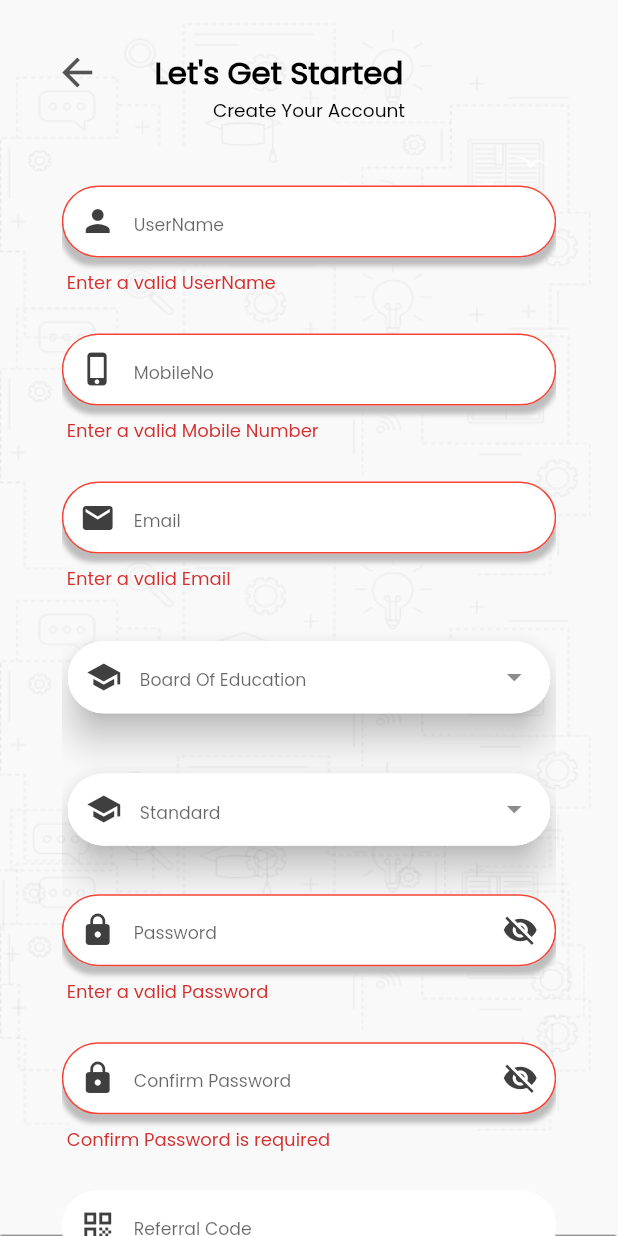
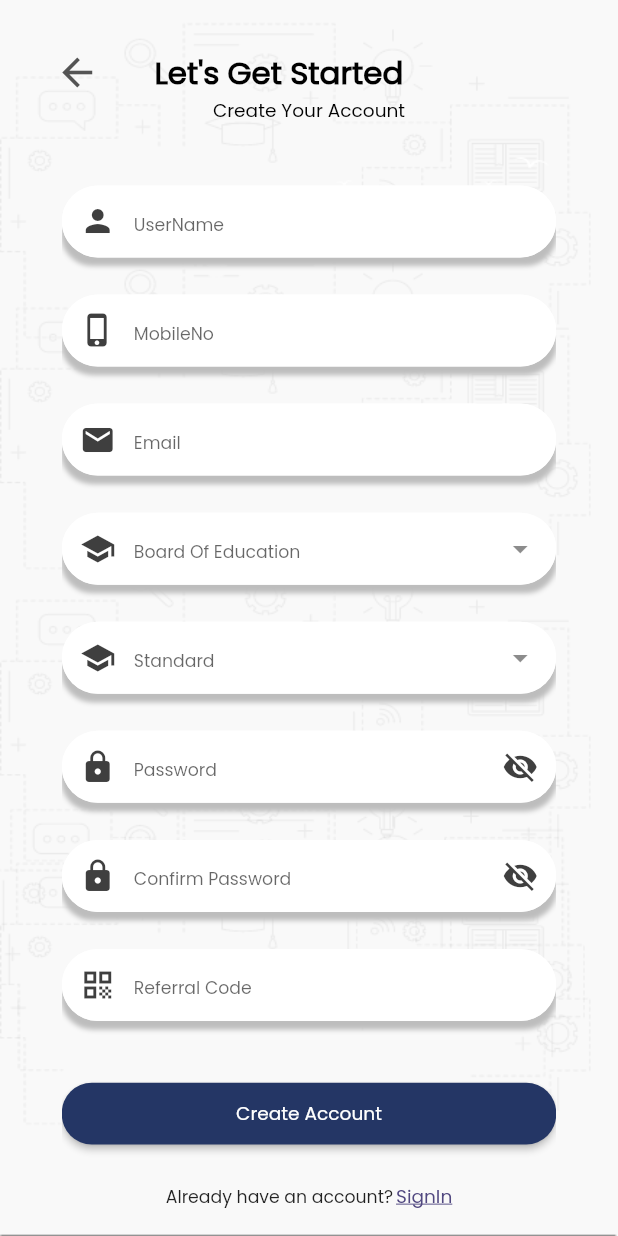
Before and after one commit to malathimahendran/Tution-Legend, a Flutter app: the Register screen opened directly, on a phone screen of 412 x 824 dp. Run offline on Flutter 3.47's test engine with Material 2 defaults, Android fonts, the light colour scheme and no system bars; drawn by our look-alikes of select_form_field; our stand-ins replace auto_size_text, carousel_slider, curved_navigation_bar, firebase_auth, firebase_core, firebase_messaging and 15 more; missing offline and left inert: flutter_windowmanager, platform_device_id, razorpay_flutter, telephony, twilio_phone_verify, youtube_explode_dart; accounts and stored records are empty; network calls fail; Roboto replaces fonts that are missing (poppins).

Commit message:
register validation added

```diff
--- a/lib/HomePage/changepassword.dart
+++ b/lib/HomePage/changepassword.dart
@@ -63,7 +63,7 @@ class _PasswordchangeState extends State<Passwordchange> {
         final snackBar = SnackBar(
           backgroundColor: Colors.red,
           content: Text(
-              'Please use registered mail Id & Please Check your current password'),
+              'Please check your password & Please use registered mail id'),
           duration: Duration(seconds: 1),
           behavior: SnackBarBehavior.floating,
           shape: RoundedRectangleBorder(
--- a/lib/Login/loginpage.dart
+++ b/lib/Login/loginpage.dart
@@ -584,7 +584,7 @@ class _LoginPageState extends State<LoginPage> {
                                   ),
                                   InkWell(
                                     onTap: () {
-                                      Navigator.popAndPushNamed(
+                                      Navigator.pushNamed(
                                           context, AllRouteNames.registerpage,
                                           arguments: ArgumentPass(
                                             deviceId: finalDeviceId,
--- a/lib/Register/register.dart
+++ b/lib/Register/register.dart
@@ -71,6 +71,7 @@ class _RegisterState extends State<Register> {
   var classId;
   var fcm_token;
   var formKey = GlobalKey<FormState>();
+  //  String _valueToValidate = '';
   List<Map<String, dynamic>> items = [];
   List<Map<String, dynamic>> itemclass = [];
   String? originalGoogleId;
@@ -500,7 +501,7 @@ class _RegisterState extends State<Register> {
         ),
         child: Form(
           key: formKey,
-          autovalidate: true,
+          // autovalidate: true,
           child: Column(
             children: [
               Container(
@@ -514,8 +515,7 @@ class _RegisterState extends State<Register> {
                             width: width * 0.25,
                             child: InkWell(
                               onTap: () {
-                                Navigator.popAndPushNamed(
-                                    context, '/loginpage');
+                                Navigator.pop(context);
                               },
                               child: Icon(
                                 Icons.arrow_back,
@@ -606,7 +606,9 @@ class _RegisterState extends State<Register> {
                           controller: email,
                           icon: Icon(Icons.email, color: HexColor('#3F3F3F')),
                           validator: (value) {
-                            if (value.isEmpty) {
+                            if (value.isEmpty ||
+                                !RegExp(r"^[a-zA-Z0-9.a-zA-Z0-9.!#$%&'*+-/=?^_`{|}~]+@[a-zA-Z0-9]+\.[a-zA-Z]+")
+                                    .hasMatch(value)) {
                               return 'Enter a valid Email';
                             }
                             return null;
@@ -615,15 +617,23 @@ class _RegisterState extends State<Register> {
                         SizedBox(
                           height: ((height - status)) * 0.03,
                         ),
-                        Container(
-                          width: width * 0.8,
-                          height: height * 0.077,
-                          alignment: Alignment.center,
-                          child: Card(
-                            elevation: 10,
-                            shape: RoundedRectangleBorder(
-                                borderRadius: BorderRadius.circular(40.0)),
-                            child: SelectFormField(
+                        Stack(
+                          children: [
+                            Container(
+                              height: height * 0.05,
+                              width: width * 0.8,
+                              decoration: BoxDecoration(
+                                  borderRadius: BorderRadius.circular(40.0),
+                                  boxShadow: [
+                                    BoxShadow(
+                                        color: Colors.grey.shade400,
+                                        blurRadius: 2.0,
+                                        spreadRadius: 0.6,
+                                        offset: Offset(0, 12))
+                                  ]),
+                            ),
+                            SelectFormField(
+                              // autovalidate: true,
                               type: SelectFormFieldType.dropdown,
                               controller: boardController,
                               onChanged: (val) {
@@ -635,6 +645,13 @@ class _RegisterState extends State<Register> {
                               },
                               changeIcon: true,
                               items: items,
+
+                              validator: (value) {
+                                if (value!.isEmpty) {
+                                  return 'Please choose board of education';
+                                }
+                                return null;
+                              },
                               decoration: InputDecoration(
                                   contentPadding: EdgeInsets.zero,
                                   // constraints: BoxConstraints(
@@ -677,10 +694,22 @@ class _RegisterState extends State<Register> {
                                     borderSide:
                                         BorderSide(color: Color(0xF227DEBF)),
                                   ),
+                                  focusedErrorBorder: OutlineInputBorder(
+                                    borderRadius:
+                                        BorderRadius.all(Radius.circular(40.0)),
+                                    borderSide:
+                                        BorderSide(color: Colors.red, width: 1),
+                                  ),
+                                  errorBorder: OutlineInputBorder(
+                                    borderRadius:
+                                        BorderRadius.all(Radius.circular(40.0)),
+                                    borderSide:
+                                        BorderSide(color: Colors.red, width: 1),
+                                  ),
                                   prefixIcon: Icon(Icons.school,
                                       color: HexColor('#3F3F3F'))),
                             ),
-                          ),
+                          ],
                         ),
                         // Textfield(
                         //     read: true,
@@ -691,15 +720,22 @@ class _RegisterState extends State<Register> {
                         SizedBox(
                           height: ((height - status)) * 0.03,
                         ),
-                        Container(
-                          width: width * 0.8,
-                          height: height * 0.077,
-                          alignment: Alignment.center,
-                          child: Card(
-                            elevation: 10,
-                            shape: RoundedRectangleBorder(
-                                borderRadius: BorderRadius.circular(40.0)),
-                            child: SelectFormField(
+                        Stack(
+                          children: [
+                            Container(
+                              height: height * 0.05,
+                              width: width * 0.8,
+                              decoration: BoxDecoration(
+                                  borderRadius: BorderRadius.circular(40.0),
+                                  boxShadow: [
+                                    BoxShadow(
+                                        color: Colors.grey.shade400,
+                                        blurRadius: 2.0,
+                                        spreadRadius: 0.6,
+                                        offset: Offset(0, 12))
+                                  ]),
+                            ),
+                            SelectFormField(
                               enabled: itemclass.isEmpty ? false : true,
                               // autofocus: false,
                               autocorrect: true,
@@ -713,6 +749,12 @@ class _RegisterState extends State<Register> {
                               controller: itemclass.isEmpty ? null : standard,
                               changeIcon: true,
                               items: itemclass,
+                              validator: (value) {
+                                if (value!.isEmpty) {
+                                  return 'Please choose standard';
+                                }
+                                return null;
+                              },
                               decoration: InputDecoration(
                                   contentPadding: EdgeInsets.zero,
                                   hintText: 'Standard',
@@ -750,10 +792,22 @@ class _RegisterState extends State<Register> {
                                     borderSide:
                                         BorderSide(color: Color(0xF227DEBF)),
                                   ),
+                                  focusedErrorBorder: OutlineInputBorder(
+                                    borderRadius:
+                                        BorderRadius.all(Radius.circular(40.0)),
+                                    borderSide:
+                                        BorderSide(color: Colors.red, width: 1),
+                                  ),
+                                  errorBorder: OutlineInputBorder(
+                                    borderRadius:
+                                        BorderRadius.all(Radius.circular(40.0)),
+                                    borderSide:
+                                        BorderSide(color: Colors.red, width: 1),
+                                  ),
                                   prefixIcon: Icon(Icons.school,
                                       color: HexColor('#3F3F3F'))),
                             ),
-                          ),
+                          ],
                         ),
                         Visibility(
                             visible: widget.googleuser == null ? true : false,
@@ -843,7 +897,9 @@ class _RegisterState extends State<Register> {
                           height: height * 0.05,
                           child: ElevatedButton(
                               onPressed: () {
-                                validateMobileNumberApi();
+                                if (formKey.currentState!.validate()) {
+                                  validateMobileNumberApi();
+                                }
                                 // registerApi();
                                 // sendCode();
                               },
@@ -1132,7 +1188,8 @@ class Textfield extends StatelessWidget {
         TextFormField(
           textCapitalization: textCapitalization,
           validator: validator,
-          autovalidateMode: AutovalidateMode.onUserInteraction,
+          // autovalidateMode: AutovalidateMode.onUserInteraction,
+          // autovalidate: true,
           obscureText: obscuretext,
           keyboardType: type,
           controller: controller,
```
